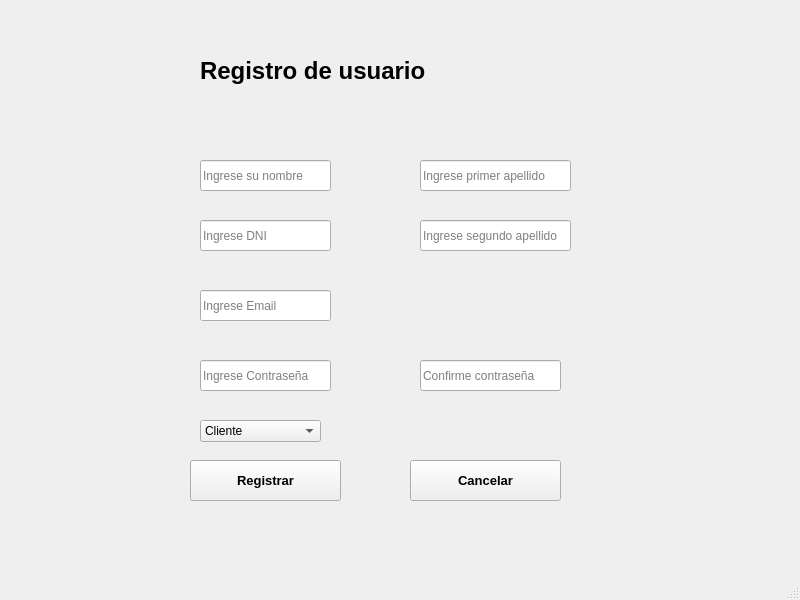
Old version of the form src/vista/Ui/VistaRegistro.ui in the repository AdrianUnileon/Taller-Mecanico.
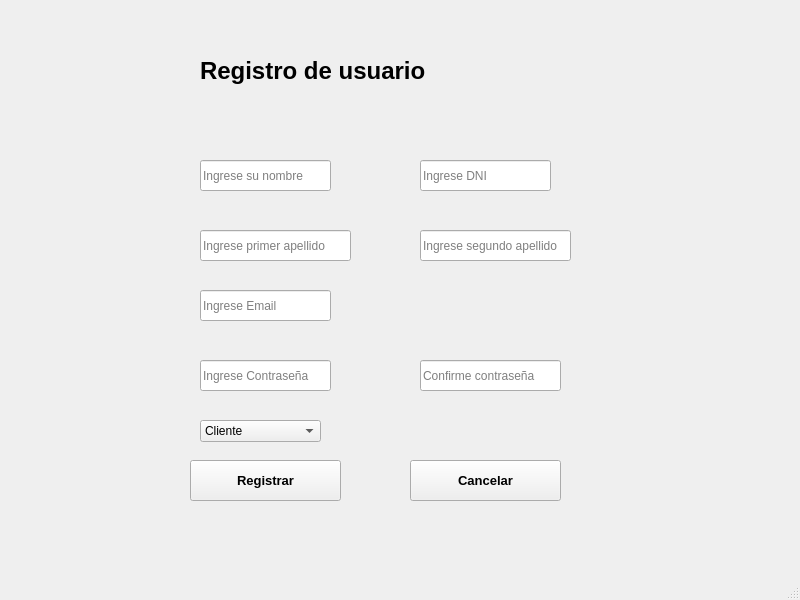
New version of the form.

```diff
--- a/src/vista/Ui/VistaRegistro.ui
+++ b/src/vista/Ui/VistaRegistro.ui
@@ -57,8 +57,8 @@
    <widget class="QLineEdit" name="txtApellido1">
     <property name="geometry">
      <rect>
-      <x>420</x>
-      <y>160</y>
+      <x>200</x>
+      <y>230</y>
       <width>151</width>
       <height>31</height>
      </rect>
@@ -71,7 +71,7 @@
     <property name="geometry">
      <rect>
       <x>420</x>
-      <y>220</y>
+      <y>230</y>
       <width>151</width>
       <height>31</height>
      </rect>
@@ -83,8 +83,8 @@
    <widget class="QLineEdit" name="txtDNI">
     <property name="geometry">
      <rect>
-      <x>200</x>
-      <y>220</y>
+      <x>420</x>
+      <y>160</y>
       <width>131</width>
       <height>31</height>
      </rect>
```
